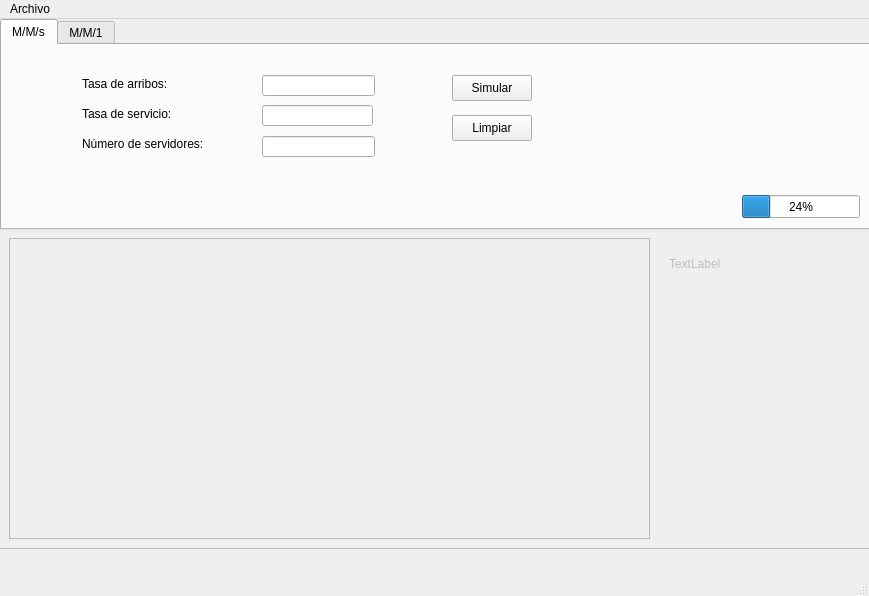
juanig98/simuladorColas, file gui/app.ui: the form before one commit.
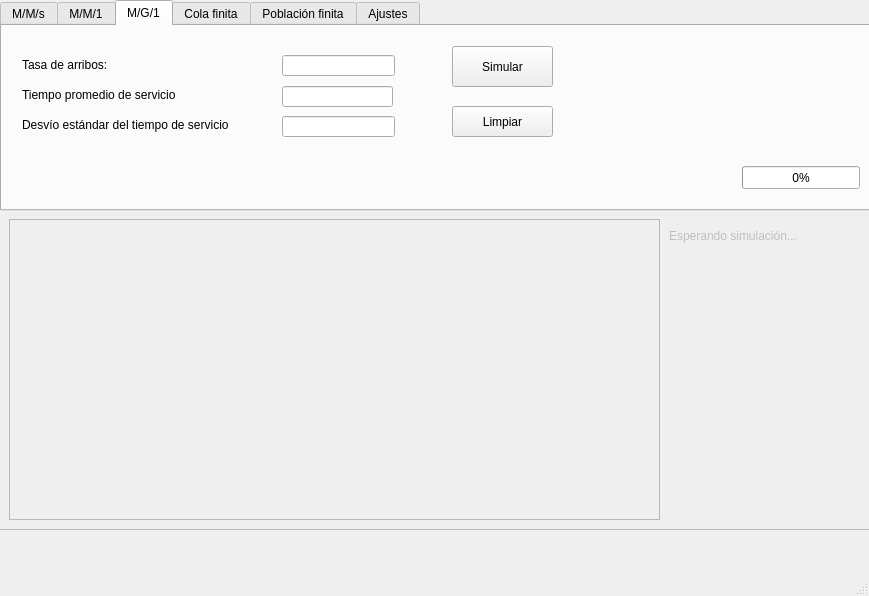
The form after the commit. The open tabs and pages were chosen to show the change.

Diff of the .ui file:
```diff
--- a/gui/app.ui
+++ b/gui/app.ui
@@ -23,6 +23,12 @@
       <height>211</height>
      </rect>
     </property>
+    <property name="sizePolicy">
+     <sizepolicy hsizetype="Expanding" vsizetype="Expanding">
+      <horstretch>0</horstretch>
+      <verstretch>0</verstretch>
+     </sizepolicy>
+    </property>
     <property name="currentIndex">
      <number>0</number>
     </property>
@@ -33,8 +39,8 @@
      <widget class="QLineEdit" name="lineEdit_arrival_rate">
       <property name="geometry">
        <rect>
-        <x>260</x>
-        <y>30</y>
+        <x>200</x>
+        <y>29</y>
         <width>113</width>
         <height>21</height>
        </rect>
@@ -43,8 +49,8 @@
      <widget class="QLineEdit" name="lineEdit_num_servers">
       <property name="geometry">
        <rect>
-        <x>260</x>
-        <y>91</y>
+        <x>200</x>
+        <y>90</y>
         <width>113</width>
         <height>21</height>
        </rect>
@@ -53,10 +59,10 @@
      <widget class="QPushButton" name="btn_simulate">
       <property name="geometry">
        <rect>
-        <x>450</x>
-        <y>30</y>
-        <width>80</width>
-        <height>26</height>
+        <x>370</x>
+        <y>20</y>
+        <width>101</width>
+        <height>41</height>
        </rect>
       </property>
       <property name="text">
@@ -66,8 +72,8 @@
      <widget class="QLabel" name="label_service_rate">
       <property name="geometry">
        <rect>
-        <x>80</x>
-        <y>60</y>
+        <x>20</x>
+        <y>59</y>
         <width>141</width>
         <height>18</height>
        </rect>
@@ -79,10 +85,10 @@
      <widget class="QPushButton" name="btn_clear">
       <property name="geometry">
        <rect>
-        <x>450</x>
-        <y>70</y>
-        <width>80</width>
-        <height>26</height>
+        <x>370</x>
+        <y>80</y>
+        <width>101</width>
+        <height>31</height>
        </rect>
       </property>
       <property name="text">
@@ -92,7 +98,7 @@
      <widget class="QLineEdit" name="lineEdit_service_rate">
       <property name="geometry">
        <rect>
-        <x>260</x>
+        <x>200</x>
         <y>60</y>
         <width>111</width>
         <height>21</height>
@@ -102,8 +108,8 @@
      <widget class="QLabel" name="label_num_servers">
       <property name="geometry">
        <rect>
-        <x>80</x>
-        <y>90</y>
+        <x>20</x>
+        <y>89</y>
         <width>141</width>
         <height>18</height>
        </rect>
@@ -115,8 +121,8 @@
      <widget class="QLabel" name="label_arrival_rate">
       <property name="geometry">
        <rect>
-        <x>80</x>
-        <y>30</y>
+        <x>20</x>
+        <y>29</y>
         <width>141</width>
         <height>18</height>
        </rect>
@@ -129,13 +135,13 @@
       <property name="geometry">
        <rect>
         <x>740</x>
-        <y>150</y>
+        <y>140</y>
         <width>118</width>
         <height>23</height>
        </rect>
       </property>
       <property name="value">
-       <number>24</number>
+       <number>0</number>
       </property>
      </widget>
     </widget>
@@ -143,6 +149,219 @@
      <attribute name="title">
       <string>M/M/1</string>
      </attribute>
+     <widget class="QPushButton" name="btn_simulate_mm1">
+      <property name="geometry">
+       <rect>
+        <x>370</x>
+        <y>21</y>
+        <width>101</width>
+        <height>41</height>
+       </rect>
+      </property>
+      <property name="text">
+       <string>Simular</string>
+      </property>
+     </widget>
+     <widget class="QLabel" name="label_service_rate_mm1">
+      <property name="geometry">
+       <rect>
+        <x>20</x>
+        <y>60</y>
+        <width>141</width>
+        <height>18</height>
+       </rect>
+      </property>
+      <property name="text">
+       <string>Tasa de servicio:</string>
+      </property>
+     </widget>
+     <widget class="QLineEdit" name="input_service_rate_mm1">
+      <property name="geometry">
+       <rect>
+        <x>200</x>
+        <y>61</y>
+        <width>111</width>
+        <height>21</height>
+       </rect>
+      </property>
+     </widget>
+     <widget class="QPushButton" name="btn_clear_mm1">
+      <property name="geometry">
+       <rect>
+        <x>370</x>
+        <y>81</y>
+        <width>101</width>
+        <height>31</height>
+       </rect>
+      </property>
+      <property name="text">
+       <string>Limpiar</string>
+      </property>
+     </widget>
+     <widget class="QLineEdit" name="input_arrival_rate_mm1">
+      <property name="geometry">
+       <rect>
+        <x>200</x>
+        <y>30</y>
+        <width>113</width>
+        <height>21</height>
+       </rect>
+      </property>
+     </widget>
+     <widget class="QLabel" name="label_arrival_rate_mm1">
+      <property name="geometry">
+       <rect>
+        <x>20</x>
+        <y>30</y>
+        <width>141</width>
+        <height>18</height>
+       </rect>
+      </property>
+      <property name="text">
+       <string>Tasa de arribos:</string>
+      </property>
+     </widget>
+     <widget class="QProgressBar" name="progress_bar_mm1">
+      <property name="geometry">
+       <rect>
+        <x>740</x>
+        <y>140</y>
+        <width>118</width>
+        <height>23</height>
+       </rect>
+      </property>
+      <property name="value">
+       <number>0</number>
+      </property>
+     </widget>
+    </widget>
+    <widget class="QWidget" name="tab_mg1">
+     <attribute name="title">
+      <string>M/G/1</string>
+     </attribute>
+     <widget class="QPushButton" name="btn_simulate_mg1">
+      <property name="geometry">
+       <rect>
+        <x>450</x>
+        <y>20</y>
+        <width>101</width>
+        <height>41</height>
+       </rect>
+      </property>
+      <property name="text">
+       <string>Simular</string>
+      </property>
+     </widget>
+     <widget class="QLabel" name="label_average_service_time_mg1">
+      <property name="geometry">
+       <rect>
+        <x>20</x>
+        <y>60</y>
+        <width>181</width>
+        <height>18</height>
+       </rect>
+      </property>
+      <property name="text">
+       <string>Tiempo promedio de servicio</string>
+      </property>
+     </widget>
+     <widget class="QLineEdit" name="input_standard_dev_mg1">
+      <property name="geometry">
+       <rect>
+        <x>280</x>
+        <y>90</y>
+        <width>113</width>
+        <height>21</height>
+       </rect>
+      </property>
+     </widget>
+     <widget class="QLabel" name="label_standard_dev_mg1_2">
+      <property name="geometry">
+       <rect>
+        <x>20</x>
+        <y>90</y>
+        <width>241</width>
+        <height>18</height>
+       </rect>
+      </property>
+      <property name="text">
+       <string>Desvío estándar del tiempo de servicio</string>
+      </property>
+     </widget>
+     <widget class="QLineEdit" name="input_average_service_time_mg1">
+      <property name="geometry">
+       <rect>
+        <x>280</x>
+        <y>60</y>
+        <width>111</width>
+        <height>21</height>
+       </rect>
+      </property>
+     </widget>
+     <widget class="QPushButton" name="btn_clear_mg1">
+      <property name="geometry">
+       <rect>
+        <x>450</x>
+        <y>80</y>
+        <width>101</width>
+        <height>31</height>
+       </rect>
+      </property>
+      <property name="text">
+       <string>Limpiar</string>
+      </property>
+     </widget>
+     <widget class="QLineEdit" name="input_arrival_rate_mg1">
+      <property name="geometry">
+       <rect>
+        <x>280</x>
+        <y>29</y>
+        <width>113</width>
+        <height>21</height>
+       </rect>
+      </property>
+     </widget>
+     <widget class="QLabel" name="label_standard_dev_mg1">
+      <property name="geometry">
+       <rect>
+        <x>20</x>
+        <y>30</y>
+        <width>141</width>
+        <height>18</height>
+       </rect>
+      </property>
+      <property name="text">
+       <string>Tasa de arribos:</string>
+      </property>
+     </widget>
+     <widget class="QProgressBar" name="progress_bar_mg1">
+      <property name="geometry">
+       <rect>
+        <x>740</x>
+        <y>140</y>
+        <width>118</width>
+        <height>23</height>
+       </rect>
+      </property>
+      <property name="value">
+       <number>0</number>
+      </property>
+     </widget>
+    </widget>
+    <widget class="QWidget" name="tab_q_finite_length">
+     <attribute name="title">
+      <string>Cola finita</string>
+     </attribute>
+    </widget>
+    <widget class="QWidget" name="tab_population_finite">
+     <attribute name="title">
+      <string>Población finita</string>
+     </attribute>
+    </widget>
+    <widget class="QWidget" name="tab_config">
+     <attribute name="title">
+      <string>Ajustes</string>
+     </attribute>
     </widget>
    </widget>
    <widget class="QFrame" name="frame_results_mms">
@@ -168,13 +387,19 @@
       <rect>
        <x>10</x>
        <y>10</y>
-       <width>641</width>
+       <width>651</width>
        <height>301</height>
       </rect>
      </property>
      <property name="styleSheet">
       <string notr="true">font-size: 20px;</string>
      </property>
+     <property name="verticalScrollBarPolicy">
+      <enum>Qt::ScrollBarAsNeeded</enum>
+     </property>
+     <property name="autoScroll">
+      <bool>true</bool>
+     </property>
      <property name="itemAlignment">
       <set>Qt::AlignLeading</set>
      </property>
@@ -185,11 +410,14 @@
        <x>670</x>
        <y>20</y>
        <width>191</width>
-       <height>31</height>
+       <height>281</height>
       </rect>
      </property>
      <property name="text">
-      <string>TextLabel</string>
+      <string>Esperando simulación...</string>
+     </property>
+     <property name="alignment">
+      <set>Qt::AlignLeading|Qt::AlignLeft|Qt::AlignTop</set>
      </property>
     </widget>
    </widget>
@@ -203,13 +431,6 @@
      <height>30</height>
     </rect>
    </property>
-   <widget class="QMenu" name="btnMenu_archivo">
-    <property name="title">
-     <string>Archivo</string>
-    </property>
-    <addaction name="actionSalir"/>
-   </widget>
-   <addaction name="btnMenu_archivo"/>
   </widget>
   <widget class="QStatusBar" name="statusbar"/>
   <action name="actionSalir">
```
Left out of the diff: 141 changed lines with no effect on the pictures.
